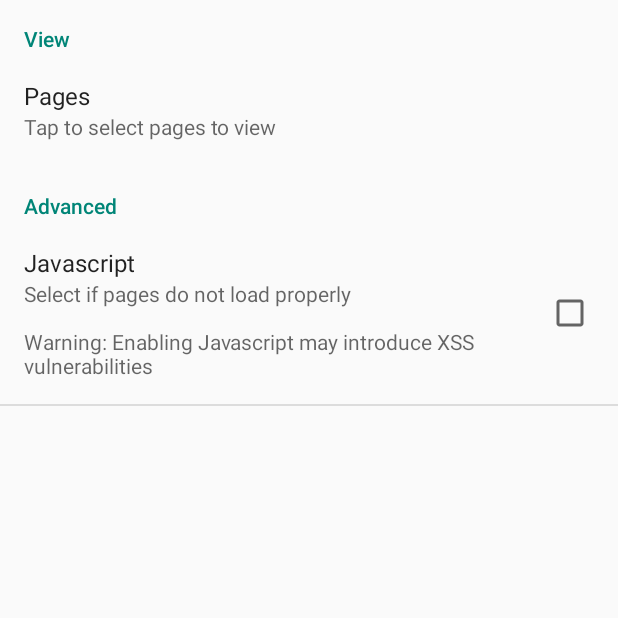
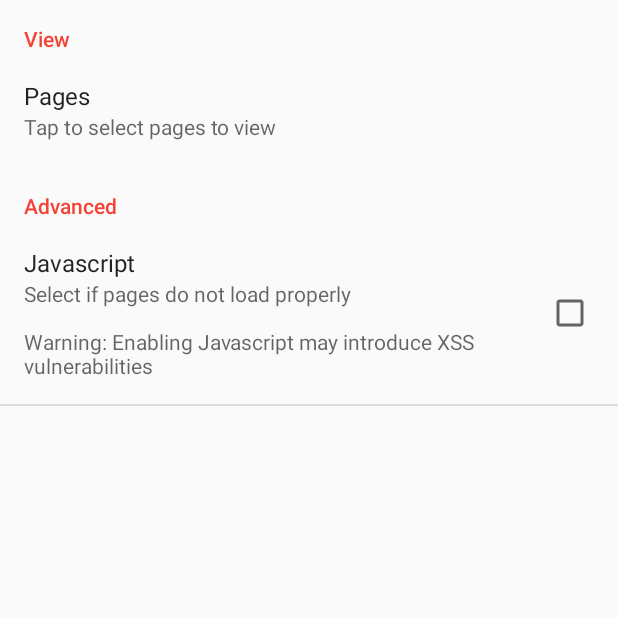
Before and after one commit to kienme/Wanderer, an Android app: the screen it shows after launch (PrefsActivity), in the options menu, after a tap on "Settings", on a phone screen of 412 x 824 dp, the top half of it. Run offline under Robolectric (Android 15) with nearby library versions, the phone set to English and light mode, and no system bars.

Commit message:
Updating colors, adding 'up' button

```diff
--- a/app/src/main/java/rustybus/wanderer/MainActivity.java
+++ b/app/src/main/java/rustybus/wanderer/MainActivity.java
@@ -57,7 +57,7 @@ public class MainActivity extends ActionBarActivity {
 
         //Set toolbar with white text
         toolbar=(Toolbar)findViewById(R.id.tool_bar);
-        toolbar.setTitleTextColor(Color.WHITE);
+        //toolbar.setTitleTextColor(Color.WHITE);
         setSupportActionBar(toolbar);
 
         //Start WebActivity on click of the button
--- a/app/src/main/java/rustybus/wanderer/WebViewActivity.java
+++ b/app/src/main/java/rustybus/wanderer/WebViewActivity.java
@@ -4,6 +4,7 @@ import android.content.Intent;
 import android.graphics.Bitmap;
 import android.graphics.Color;
 import android.os.Bundle;
+import android.support.v4.app.NavUtils;
 import android.support.v7.app.ActionBarActivity;
 import android.support.v7.widget.Toolbar;
 import android.view.Menu;
@@ -49,11 +50,21 @@ public class WebViewActivity extends ActionBarActivity {
         });
     }
 
+    @Override
+    public void onBackPressed() {
+        super.onBackPressed();
+
+        //Go back in history
+    }
+
     private void initialise() {
         toolbar=(Toolbar)findViewById(R.id.tool_bar);
-        toolbar.setTitleTextColor(Color.WHITE);
+        //toolbar.setTitleTextColor(Color.WHITE);
         toolbar.setTitle("Google");
         setSupportActionBar(toolbar);
+
+        getSupportActionBar().setHomeButtonEnabled(true);
+        getSupportActionBar().setDisplayHomeAsUpEnabled(true);
 
         progressBar=(ProgressBar)findViewById(R.id.progressBar);
         progressBar.setMax(100);
@@ -190,6 +201,8 @@ public class WebViewActivity extends ActionBarActivity {
                 shareIntent.putExtra(android.content.Intent.EXTRA_TEXT, shareMessage);
                 startActivity(Intent.createChooser(shareIntent, "Share link via"));
 
+            case android.R.id.home:
+                NavUtils.navigateUpFromSameTask(this);
         }
 
         return super.onOptionsItemSelected(item);
--- a/app/src/main/res/drawable/button_bg.xml
+++ b/app/src/main/res/drawable/button_bg.xml
@@ -5,8 +5,8 @@
     <item android:state_pressed="false" >
         <shape android:shape="rectangle">
             <gradient
-                android:startColor="#f44336"
-                android:endColor="#f44336" />
+                android:startColor="@color/accentColor"
+                android:endColor="@color/accentColor" />
             <corners
                 android:topLeftRadius="@dimen/button_radius"
                 android:topRightRadius="@dimen/button_radius"
--- a/app/src/main/res/layout/main_activity.xml
+++ b/app/src/main/res/layout/main_activity.xml
@@ -15,8 +15,8 @@
         android:layout_width="wrap_content"
         android:layout_height="wrap_content"
         android:text="@string/start_button_text"
+        android:textColor="@color/buttonTextColor"
         android:textStyle="bold"
-        android:textColor="#ffffff"
         android:id="@+id/start_button"
         android:layout_centerVertical="true"
         android:layout_centerHorizontal="true"
--- a/app/src/main/res/layout/tool_bar.xml
+++ b/app/src/main/res/layout/tool_bar.xml
@@ -3,11 +3,11 @@
     xmlns:android="http://schemas.android.com/apk/res/android"
     xmlns:app="http://schemas.android.com/apk/res-auto"
     android:orientation="vertical"
-    android:paddingTop="0dp"
     android:layout_width="match_parent"
     android:layout_height="wrap_content"
-    android:background="#3F51B5"
+    android:background="@color/primaryColor"
     android:id="@+id/app_bar"
+    app:theme="@style/Base.ThemeOverlay.AppCompat.Dark"
     app:popupTheme="@style/Theme.AppCompat.Light">
 
 </android.support.v7.widget.Toolbar>
--- /dev/null
+++ b/app/src/main/res/values/colors.xml
@@ -0,0 +1,7 @@
+<?xml version="1.0" encoding="utf-8"?>
+<resources>
+    <color name="buttonTextColor">#ffffff</color>
+    <color name="primaryColor">#3f51b5</color>
+    <color name="primaryColorDark">#303f9f</color>
+    <color name="accentColor">#f44336</color>
+</resources>
--- a/app/src/main/res/values/styles.xml
+++ b/app/src/main/res/values/styles.xml
@@ -3,6 +3,9 @@
     <!-- Base application theme. -->
     <style name="AppTheme" parent="Theme.AppCompat.Light.NoActionBar">
         <!-- Customize your theme here. -->
+        <item name="colorPrimary">@color/primaryColor</item>
+        <item name="colorPrimaryDark">@color/primaryColorDark</item>
+        <item name="colorAccent">@color/accentColor</item>
     </style>
 
 </resources>
```
Also changed, not shown: app/src/main/AndroidManifest.xml (+7 -2 lines).
